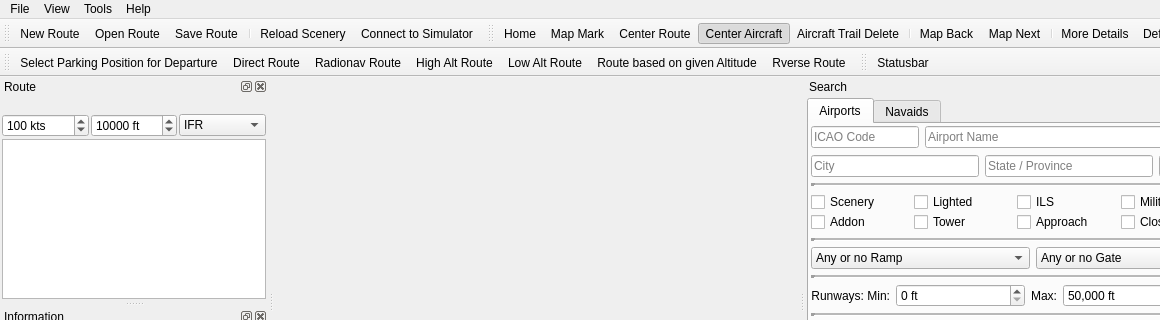
First picture: the form in src/gui/mainwindow.ui, repository albar965/littlenavmap, before the edit; both pictures show x 0 to 1160 and y 0 to 320 of the 1333 by 754 pixel window.
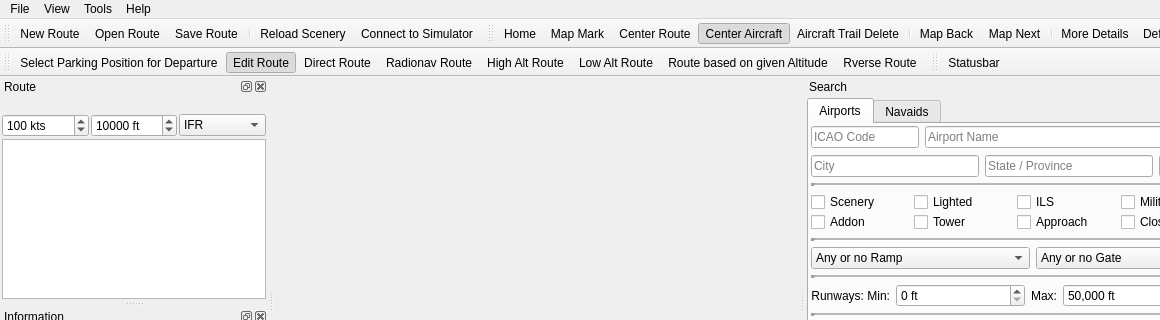
Second picture: the form after the edit. Icons and pictures are not drawn.

Commit message: Added route editing mode.

Diff of the .ui file:
```diff
--- a/src/gui/mainwindow.ui
+++ b/src/gui/mainwindow.ui
@@ -1955,6 +1955,7 @@
     <bool>true</bool>
    </attribute>
    <addaction name="actionRouteSelectParking"/>
+   <addaction name="actionRouteEditMode"/>
    <addaction name="actionRouteCalcDirect"/>
    <addaction name="actionRouteCalcRadionav"/>
    <addaction name="actionRouteCalcHighAlt"/>
@@ -3136,6 +3137,21 @@
     <string>Show Information for %1</string>
    </property>
   </action>
+  <action name="actionRouteEditMode">
+   <property name="checkable">
+    <bool>true</bool>
+   </property>
+   <property name="checked">
+    <bool>true</bool>
+   </property>
+   <property name="icon">
+    <iconset resource="../../littlenavmap.qrc">
+     <normaloff>:/littlenavmap/resources/icons/routeedit.svg</normaloff>:/littlenavmap/resources/icons/routeedit.svg</iconset>
+   </property>
+   <property name="text">
+    <string>Edit Route</string>
+   </property>
+  </action>
  </widget>
  <layoutdefault spacing="6" margin="11"/>
  <resources>
```
The commit also changes 4 other files.
